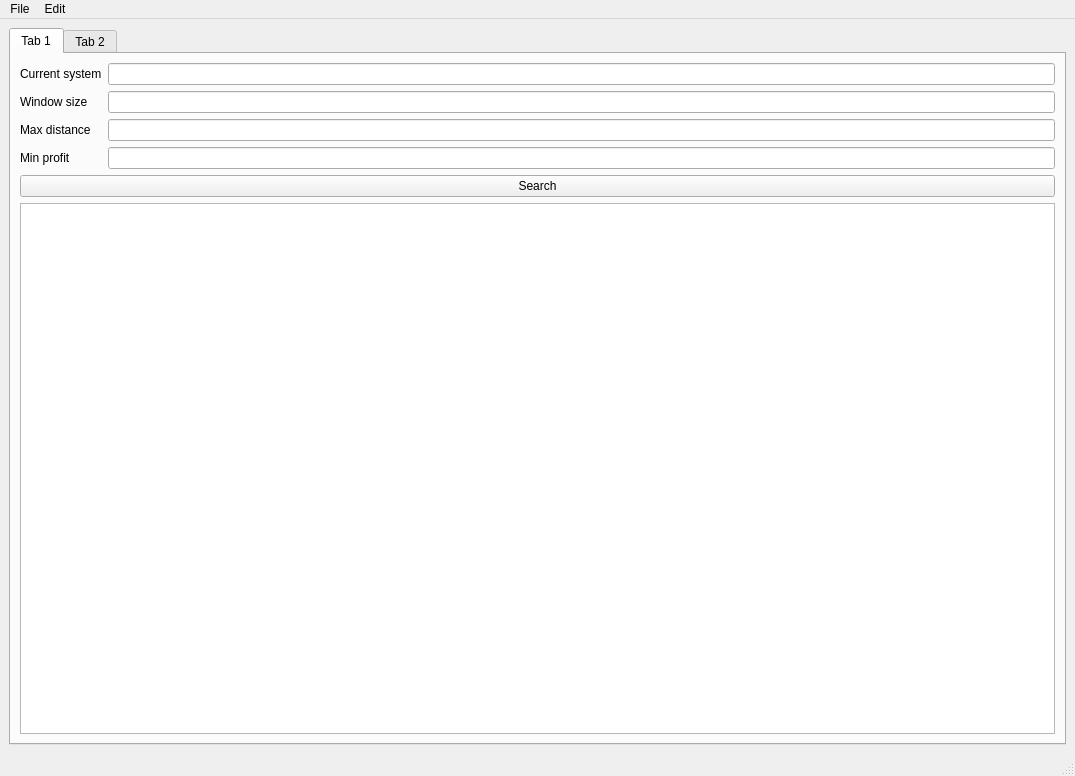
Old version of the form src/ui/MainWindow.ui in the repository BeTeK/EliteMerchant.
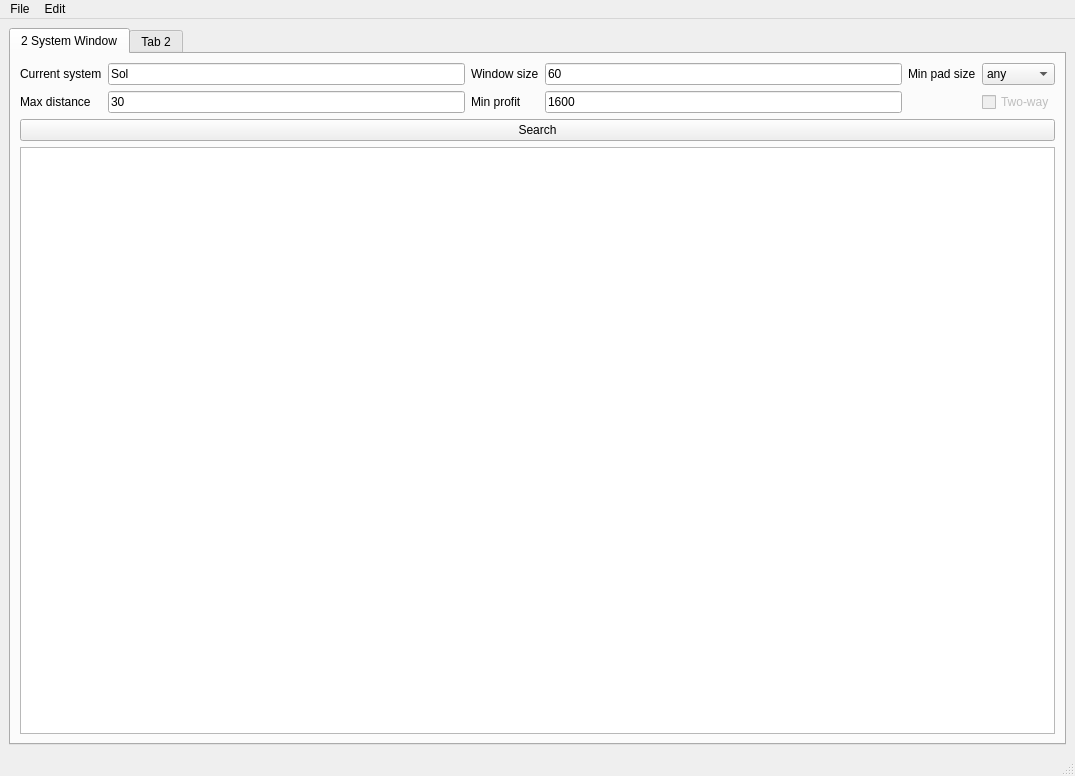
New version of the form.

Commit message: search table stylings distance from current system calculation added landingpad size selection to gui

What changed in the file:
```diff
--- a/src/ui/MainWindow.ui
+++ b/src/ui/MainWindow.ui
@@ -22,45 +22,68 @@
       </property>
       <widget class="QWidget" name="tab">
        <attribute name="title">
-        <string>Tab 1</string>
+        <string>2 System Window</string>
        </attribute>
        <layout class="QHBoxLayout" name="horizontalLayout">
         <item>
          <layout class="QVBoxLayout" name="verticalLayout">
           <item>
            <layout class="QGridLayout" name="gridLayout">
-            <item row="2" column="0">
-             <widget class="QLabel" name="label_2">
+            <item row="3" column="5">
+             <widget class="QCheckBox" name="twoWayBool">
+              <property name="enabled">
+               <bool>false</bool>
+              </property>
               <property name="text">
-               <string>Window size</string>
+               <string>Two-way</string>
               </property>
              </widget>
             </item>
-            <item row="2" column="1">
-             <widget class="QLineEdit" name="windowSizeTxt"/>
+            <item row="1" column="5">
+             <widget class="QComboBox" name="minPadSize">
+              <property name="sizePolicy">
+               <sizepolicy hsizetype="Preferred" vsizetype="Fixed">
+                <horstretch>0</horstretch>
+                <verstretch>0</verstretch>
+               </sizepolicy>
+              </property>
+              <item>
+               <property name="text">
+                <string>any</string>
+               </property>
+              </item>
+              <item>
+               <property name="text">
+                <string>M</string>
+               </property>
+              </item>
+              <item>
+               <property name="text">
+                <string>L</string>
+               </property>
+              </item>
+             </widget>
             </item>
-            <item row="1" column="1">
-             <widget class="QLineEdit" name="currentSystemTxt"/>
-            </item>
-            <item row="4" column="0">
-             <widget class="QLabel" name="label_4">
+            <item row="3" column="3">
+             <widget class="QLineEdit" name="minProfitTxt">
               <property name="text">
-               <string>Min profit</string>
+               <string>1600</string>
               </property>
              </widget>
             </item>
-            <item row="1" column="0">
-             <widget class="QLabel" name="label">
+            <item row="1" column="4">
+             <widget class="QLabel" name="label_5">
               <property name="text">
-               <string>Current system</string>
+               <string>Min pad size</string>
               </property>
              </widget>
             </item>
             <item row="3" column="1">
-             <widget class="QLineEdit" name="maxDistanceTxt"/>
-            </item>
-            <item row="4" column="1">
-             <widget class="QLineEdit" name="minProfitTxt"/>
+             <widget class="QLineEdit" name="maxDistanceTxt">
+              <property name="text">
+               <string>30</string>
+              </property>
+             </widget>
             </item>
             <item row="3" column="0">
              <widget class="QLabel" name="label_3">
@@ -69,6 +92,41 @@
               </property>
              </widget>
             </item>
+            <item row="1" column="0">
+             <widget class="QLabel" name="label">
+              <property name="text">
+               <string>Current system</string>
+              </property>
+             </widget>
+            </item>
+            <item row="3" column="2">
+             <widget class="QLabel" name="label_4">
+              <property name="text">
+               <string>Min profit</string>
+              </property>
+             </widget>
+            </item>
+            <item row="1" column="1">
+             <widget class="QLineEdit" name="currentSystemTxt">
+              <property name="text">
+               <string>Sol</string>
+              </property>
+             </widget>
+            </item>
+            <item row="1" column="2">
+             <widget class="QLabel" name="label_2">
+              <property name="text">
+               <string>Window size</string>
+              </property>
+             </widget>
+            </item>
+            <item row="1" column="3">
+             <widget class="QLineEdit" name="windowSizeTxt">
+              <property name="text">
+               <string>60</string>
+              </property>
+             </widget>
+            </item>
            </layout>
           </item>
           <item>
@@ -76,10 +134,41 @@
             <property name="text">
              <string>Search</string>
             </property>
+            <property name="autoDefault">
+             <bool>false</bool>
+            </property>
+            <property name="default">
+             <bool>false</bool>
+            </property>
            </widget>
           </item>
           <item>
-           <widget class="QTableView" name="SearchResultTable"/>
+           <widget class="QTableView" name="SearchResultTable">
+            <property name="sizePolicy">
+             <sizepolicy hsizetype="Expanding" vsizetype="Expanding">
+              <horstretch>0</horstretch>
+              <verstretch>0</verstretch>
+             </sizepolicy>
+            </property>
+            <property name="sortingEnabled">
+             <bool>false</bool>
+            </property>
+            <attribute name="horizontalHeaderCascadingSectionResizes">
+             <bool>true</bool>
+            </attribute>
+            <attribute name="horizontalHeaderMinimumSectionSize">
+             <number>10</number>
+            </attribute>
+            <attribute name="horizontalHeaderShowSortIndicator" stdset="0">
+             <bool>false</bool>
+            </attribute>
+            <attribute name="horizontalHeaderStretchLastSection">
+             <bool>true</bool>
+            </attribute>
+            <attribute name="verticalHeaderCascadingSectionResizes">
+             <bool>false</bool>
+            </attribute>
+           </widget>
           </item>
          </layout>
         </item>
```
Left out of the diff: 2 changed lines with no effect on the pictures. The commit also changes 3 other files.
